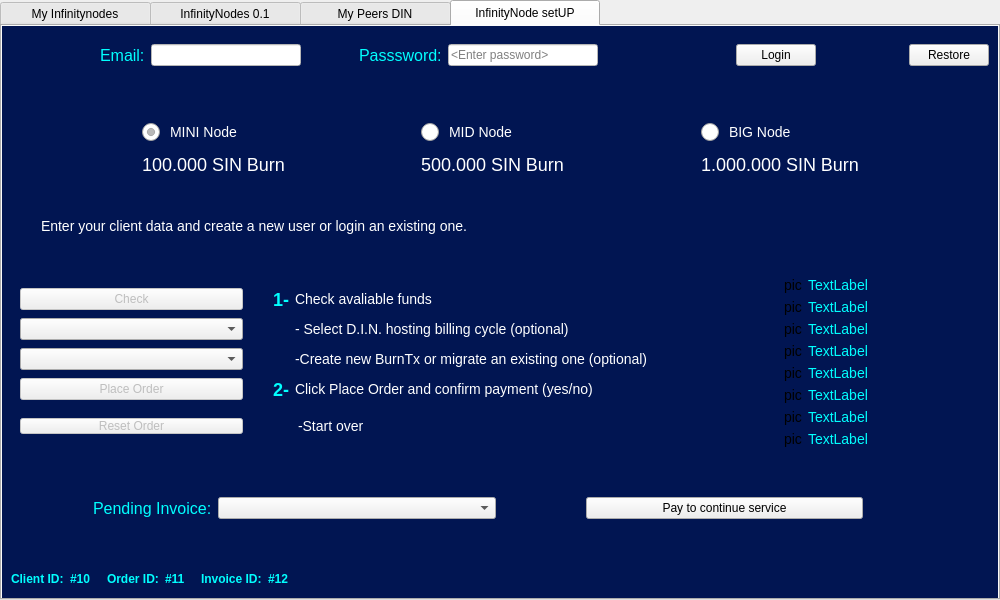
hardwarewise/SIN-core, file src/qt/forms/masternodelist.ui: the form before one commit.
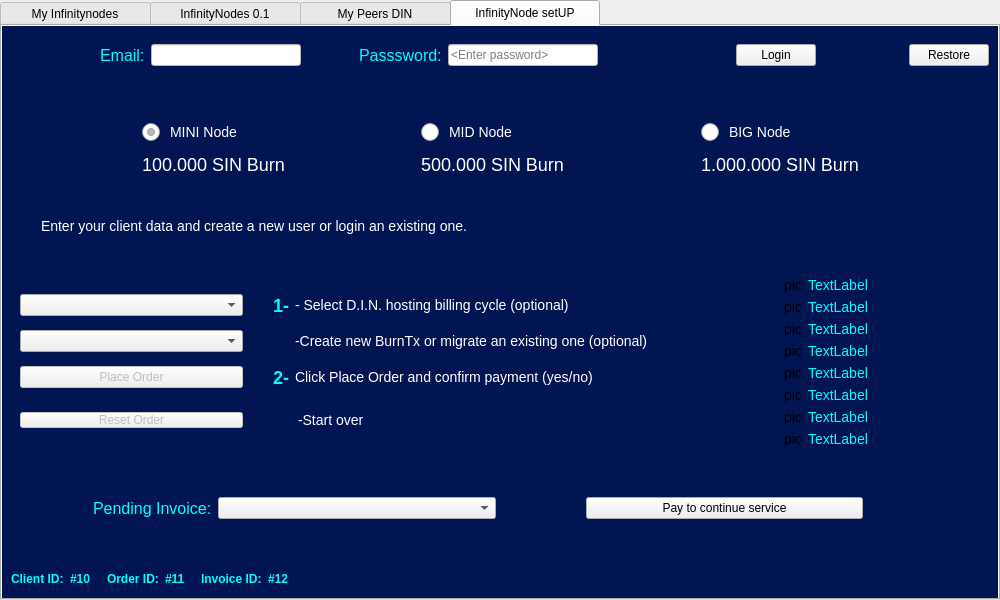
The form after the commit. Icons and pictures are not drawn.

Commit message: nodeSetup: remove check button, unlock wallet, support button

```diff
--- a/src/qt/forms/masternodelist.ui
+++ b/src/qt/forms/masternodelist.ui
@@ -1008,101 +1008,7 @@
            <item>
             <widget class="QWidget" name="setupButtons" native="true">
              <layout class="QGridLayout" name="gridLayout_3">
-              <item row="3" column="2">
-               <widget class="QLabel" name="label_4">
-                <property name="styleSheet">
-                 <string notr="true">color: rgb(255, 255, 255);
-font-size: 14px;</string>
-                </property>
-                <property name="text">
-                 <string>Click Place Order and confirm payment (yes/no)</string>
-                </property>
-               </widget>
-              </item>
-              <item row="1" column="0">
-               <widget class="QComboBox" name="comboBilling">
-                <property name="minimumSize">
-                 <size>
-                  <width>150</width>
-                  <height>0</height>
-                 </size>
-                </property>
-               </widget>
-              </item>
-              <item row="0" column="0">
-               <widget class="QPushButton" name="btnCheck">
-                <property name="enabled">
-                 <bool>false</bool>
-                </property>
-                <property name="minimumSize">
-                 <size>
-                  <width>150</width>
-                  <height>0</height>
-                 </size>
-                </property>
-                <property name="text">
-                 <string>Check</string>
-                </property>
-               </widget>
-              </item>
-              <item row="0" column="2">
-               <widget class="QLabel" name="label_2">
-                <property name="styleSheet">
-                 <string notr="true">color: rgb(255, 255, 255);
-font-size: 14px;</string>
-                </property>
-                <property name="text">
-                 <string>Check avaliable funds</string>
-                </property>
-               </widget>
-              </item>
-              <item row="1" column="2">
-               <widget class="QLabel" name="label_3">
-                <property name="styleSheet">
-                 <string notr="true">color: rgb(255, 255, 255);
-font-size: 14px;</string>
-                </property>
-                <property name="text">
-                 <string>- Select D.I.N. hosting billing cycle (optional)</string>
-                </property>
-               </widget>
-              </item>
-              <item row="3" column="0">
-               <widget class="QPushButton" name="btnSetup">
-                <property name="enabled">
-                 <bool>false</bool>
-                </property>
-                <property name="minimumSize">
-                 <size>
-                  <width>223</width>
-                  <height>0</height>
-                 </size>
-                </property>
-                <property name="text">
-                 <string>Place Order</string>
-                </property>
-               </widget>
-              </item>
-              <item row="4" column="0">
-               <widget class="QPushButton" name="btnSetupReset">
-                <property name="enabled">
-                 <bool>false</bool>
-                </property>
-                <property name="minimumSize">
-                 <size>
-                  <width>223</width>
-                  <height>0</height>
-                 </size>
-                </property>
-                <property name="styleSheet">
-                 <string notr="true">margin-top:10px;</string>
-                </property>
-                <property name="text">
-                 <string>Reset Order</string>
-                </property>
-               </widget>
-              </item>
-              <item row="4" column="2">
+              <item row="5" column="2">
                <widget class="QLabel" name="label_5">
                 <property name="styleSheet">
                  <string notr="true">color: rgb(255, 255, 255);
@@ -1115,27 +1021,6 @@
                 </property>
                </widget>
               </item>
-              <item row="2" column="0">
-               <widget class="QComboBox" name="comboBurnTx">
-                <property name="minimumSize">
-                 <size>
-                  <width>150</width>
-                  <height>0</height>
-                 </size>
-                </property>
-               </widget>
-              </item>
-              <item row="2" column="2">
-               <widget class="QLabel" name="label_6">
-                <property name="styleSheet">
-                 <string notr="true">color: rgb(255, 255, 255);
-font-size: 14px;</string>
-                </property>
-                <property name="text">
-                 <string>-Create new BurnTx or migrate an existing one (optional)</string>
-                </property>
-               </widget>
-              </item>
               <item row="0" column="1">
                <widget class="QLabel" name="label_7">
                 <property name="styleSheet">
@@ -1151,7 +1036,110 @@
                 </property>
                </widget>
               </item>
-              <item row="2" column="1">
+              <item row="4" column="0">
+               <widget class="QPushButton" name="btnSetup">
+                <property name="enabled">
+                 <bool>false</bool>
+                </property>
+                <property name="minimumSize">
+                 <size>
+                  <width>223</width>
+                  <height>0</height>
+                 </size>
+                </property>
+                <property name="text">
+                 <string>Place Order</string>
+                </property>
+               </widget>
+              </item>
+              <item row="0" column="2">
+               <widget class="QLabel" name="label_3">
+                <property name="styleSheet">
+                 <string notr="true">color: rgb(255, 255, 255);
+font-size: 14px;</string>
+                </property>
+                <property name="text">
+                 <string>- Select D.I.N. hosting billing cycle (optional)</string>
+                </property>
+               </widget>
+              </item>
+              <item row="3" column="0">
+               <widget class="QComboBox" name="comboBurnTx">
+                <property name="minimumSize">
+                 <size>
+                  <width>150</width>
+                  <height>0</height>
+                 </size>
+                </property>
+               </widget>
+              </item>
+              <item row="3" column="2">
+               <widget class="QLabel" name="label_6">
+                <property name="styleSheet">
+                 <string notr="true">color: rgb(255, 255, 255);
+font-size: 14px;</string>
+                </property>
+                <property name="text">
+                 <string>-Create new BurnTx or migrate an existing one (optional)</string>
+                </property>
+               </widget>
+              </item>
+              <item row="4" column="1">
+               <widget class="QLabel" name="label_8">
+                <property name="styleSheet">
+                 <string notr="true">font-size:18px;
+color: #01FFFF;
+font-weight : bold;</string>
+                </property>
+                <property name="text">
+                 <string>2-</string>
+                </property>
+                <property name="alignment">
+                 <set>Qt::AlignRight|Qt::AlignTrailing|Qt::AlignVCenter</set>
+                </property>
+               </widget>
+              </item>
+              <item row="0" column="0">
+               <widget class="QComboBox" name="comboBilling">
+                <property name="minimumSize">
+                 <size>
+                  <width>150</width>
+                  <height>0</height>
+                 </size>
+                </property>
+               </widget>
+              </item>
+              <item row="4" column="2">
+               <widget class="QLabel" name="label_4">
+                <property name="styleSheet">
+                 <string notr="true">color: rgb(255, 255, 255);
+font-size: 14px;</string>
+                </property>
+                <property name="text">
+                 <string>Click Place Order and confirm payment (yes/no)</string>
+                </property>
+               </widget>
+              </item>
+              <item row="5" column="0">
+               <widget class="QPushButton" name="btnSetupReset">
+                <property name="enabled">
+                 <bool>false</bool>
+                </property>
+                <property name="minimumSize">
+                 <size>
+                  <width>223</width>
+                  <height>0</height>
+                 </size>
+                </property>
+                <property name="styleSheet">
+                 <string notr="true">margin-top:10px;</string>
+                </property>
+                <property name="text">
+                 <string>Reset Order</string>
+                </property>
+               </widget>
+              </item>
+              <item row="3" column="1">
                <spacer name="horizontalSpacer_21">
                 <property name="orientation">
                  <enum>Qt::Horizontal</enum>
@@ -1164,21 +1152,6 @@
                 </property>
                </spacer>
               </item>
-              <item row="3" column="1">
-               <widget class="QLabel" name="label_8">
-                <property name="styleSheet">
-                 <string notr="true">font-size:18px;
-color: #01FFFF;
-font-weight : bold;</string>
-                </property>
-                <property name="text">
-                 <string>2-</string>
-                </property>
-                <property name="alignment">
-                 <set>Qt::AlignRight|Qt::AlignTrailing|Qt::AlignVCenter</set>
-                </property>
-               </widget>
-              </item>
              </layout>
             </widget>
            </item>
```
The commit also changes 2 other files.
